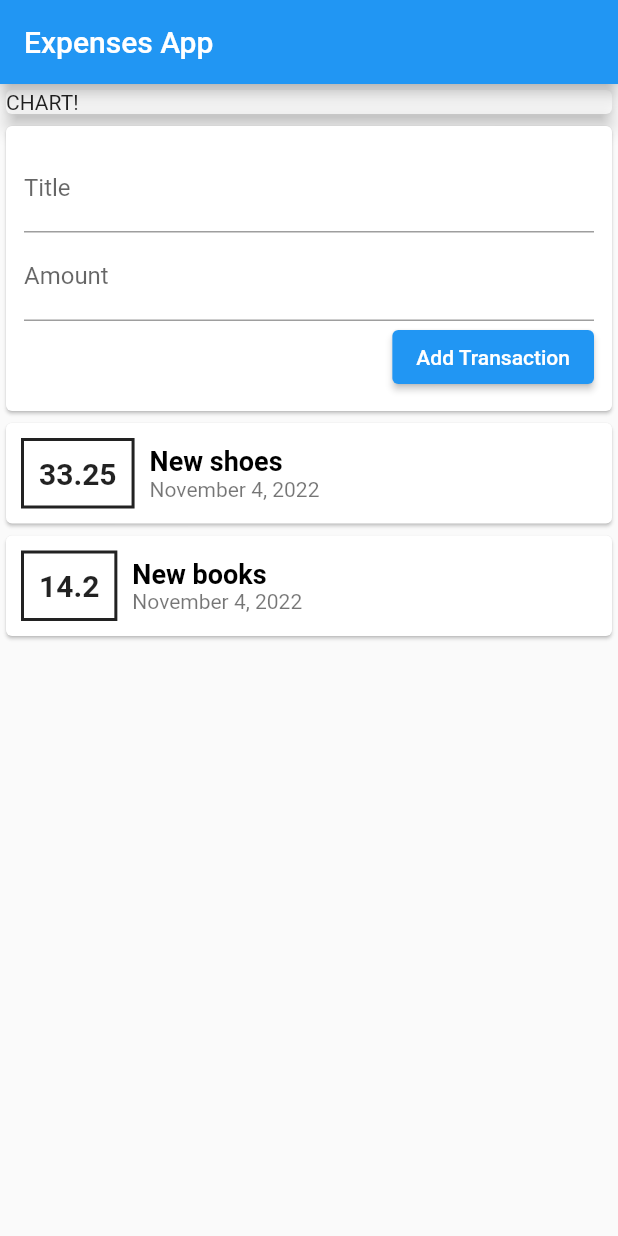
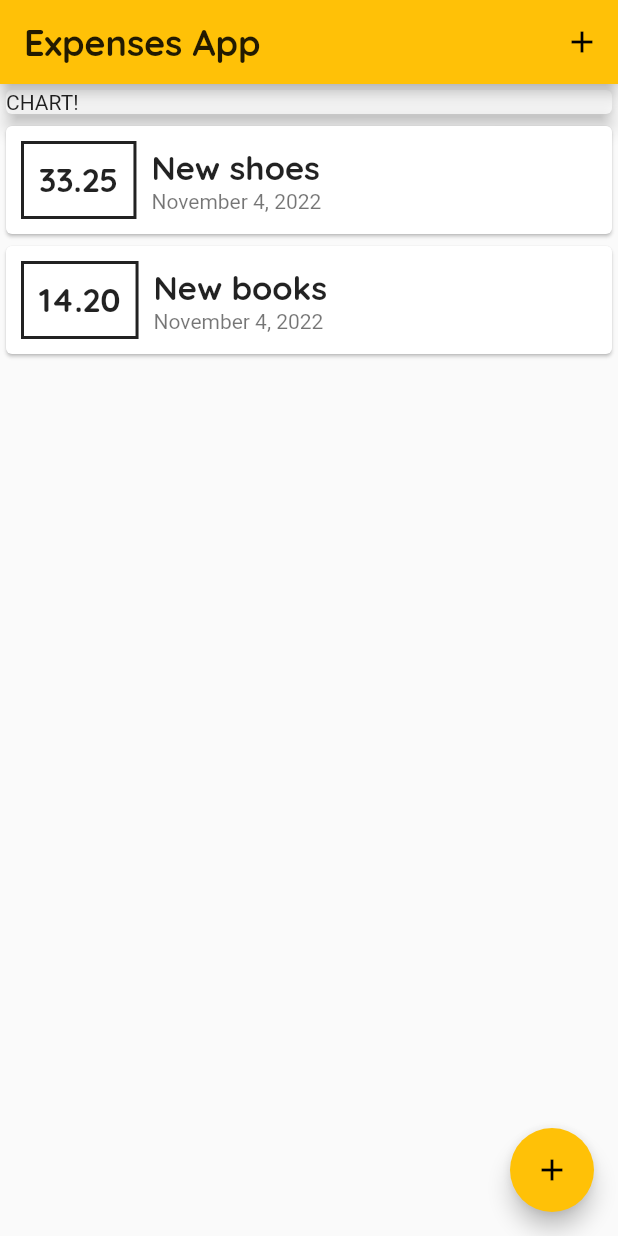
Before and after one commit to Kvitusja/expenses_tracker, a Flutter app: the screen it shows after launch, on a phone screen of 412 x 824 dp. Run offline on Flutter 3.47's test engine with Material 2 defaults, Android fonts, the phone set to English and light mode, and no system bars.

Commit message:
'add new functionality'

```diff
--- a/lib/main.dart
+++ b/lib/main.dart
@@ -1,44 +1,36 @@
-import 'package:expenses_tracker/widgets/user_transactions.dart';
+import 'package:expenses_tracker/widgets/main_screen_widget.dart';
 import 'package:flutter/material.dart';
 
-import 'models/transactions.dart';
 
 
 void main() {
-  runApp(MyApp());
+  runApp(const MyApp());
 }
 
 class MyApp extends StatelessWidget {
-
-  MyApp({super.key});
-
-   //List<Transactions> transactions;
+   const MyApp({super.key});
 
   @override
   Widget build(BuildContext context) {
     return MaterialApp(
-      home: Scaffold(
-        appBar: AppBar(
-          title: const Text('Expenses App'),
+      theme: ThemeData(
+        fontFamily: 'Quicksand',
+        textTheme: ThemeData.light().textTheme.copyWith(
+          titleLarge: const TextStyle(fontFamily: 'Quicksand',
+            color: Colors.black87,
+            fontSize: 22,
+            fontWeight: FontWeight.bold,),
         ),
-        body: SingleChildScrollView(
-          child: Column(
-            //mainAxisAlignment: MainAxisAlignment.spaceAround,
-            //crossAxisAlignment: CrossAxisAlignment.stretch,
-            children: [
-              Container(
-                width: double.infinity,
-                child: const Card(
-                  color: Colors.white70,
-                  elevation: 5,
-                  child: Text('CHART!'),
-                ),
-              ),
-              const UserTransaction(),
-            ],
-          ),
-        ),
+        primarySwatch: Colors.amber,
+        appBarTheme: const AppBarTheme(titleTextStyle:
+        TextStyle(
+          fontFamily: 'Quicksand',
+          color: Colors.black87,
+          fontSize: 24,
+          fontWeight: FontWeight.bold,
+        ),),
       ),
+      home: const MainScreenWidget(),
     );
   }
 }
--- /dev/null
+++ b/lib/widgets/main_screen_widget.dart
@@ -0,0 +1,88 @@
+import 'package:expenses_tracker/widgets/transactions_list.dart';
+import 'package:flutter/material.dart';
+import '../models/transactions.dart';
+import 'new_transaction.dart';
+
+class MainScreenWidget extends StatefulWidget {
+  const MainScreenWidget({Key? key}) : super(key: key);
+
+  @override
+  State<MainScreenWidget> createState() => _MainScreenWidgetState();
+}
+
+class _MainScreenWidgetState extends State<MainScreenWidget> {
+  final List<Transactions> userTransactions = [
+    Transactions(
+      id: 't1',
+      title: 'New shoes',
+      amount: 33.25,
+      date: DateTime.now(),
+    ),
+    Transactions(
+      id: 't2',
+      title: 'New books',
+      amount: 14.2,
+      date: DateTime.now(),
+    ),
+  ];
+
+  void _addNewTransaction(String newTitle, double newAmount) {
+    final newTransaction = Transactions(
+      title: newTitle,
+      amount: newAmount,
+      date: DateTime.now(),
+      id: DateTime.now().toString(),
+    );
+
+    setState(() {
+      userTransactions.add(newTransaction);
+    });
+  }
+
+  void _startAddNewTransaction(BuildContext context) {
+    showModalBottomSheet(
+      context: context,
+      builder: (_) {
+        return NewTransaction(addNewTransaction: _addNewTransaction);
+      },
+    );
+  }
+
+  @override
+  Widget build(BuildContext context) {
+    return Scaffold(
+      appBar: AppBar(
+        title: const Text('Expenses App'),
+        actions: [
+          IconButton(
+            onPressed: () => _startAddNewTransaction(context),
+            icon: const Icon(Icons.add),
+          ),
+        ],
+      ),
+      body: SingleChildScrollView(
+        child: Column(
+          //mainAxisAlignment: MainAxisAlignment.spaceAround,
+          //crossAxisAlignment: CrossAxisAlignment.stretch,
+          children: [
+            Container(
+              width: double.infinity,
+              child: const Card(
+                color: Colors.white70,
+                elevation: 5,
+                child: Text('CHART!'),
+              ),
+            ),
+            TransactionsList(
+              transactions: userTransactions,
+            ),
+          ],
+        ),
+      ),
+      floatingActionButton: FloatingActionButton(
+        onPressed: () => _startAddNewTransaction(context),
+        child: const Icon(Icons.add),
+      ),
+    );
+  }
+}
--- a/lib/widgets/transactions_list.dart
+++ b/lib/widgets/transactions_list.dart
@@ -24,9 +24,8 @@ class TransactionsList extends StatelessWidget {
                   margin: const EdgeInsets.all(10),
                   padding: const EdgeInsets.all(10),
                   child: Text(
-                    transactions[index].amount.toString(),
-                    style: const TextStyle(
-                        fontWeight: FontWeight.bold, fontSize: 20),
+                    transactions[index].amount.toStringAsFixed(2),
+                    style: Theme.of(context).textTheme.titleLarge,
                   ),
                 ),
                 Column(
@@ -34,10 +33,7 @@ class TransactionsList extends StatelessWidget {
                   children: [
                     Text(
                       transactions[index].title,
-                      style: const TextStyle(
-                          fontWeight: FontWeight.bold,
-                          fontSize: 18,
-                          color: Colors.black),
+                      style: Theme.of(context).textTheme.titleLarge,
                       textAlign: TextAlign.left,
                     ),
                     Text(
--- a/lib/widgets/user_transactions.dart
+++ /dev/null
@@ -1,52 +0,0 @@
-import 'package:expenses_tracker/widgets/new_transaction.dart';
-import 'package:expenses_tracker/widgets/transactions_list.dart';
-import 'package:flutter/material.dart';
-
-import '../models/transactions.dart';
-
-class UserTransaction extends StatefulWidget {
-  const UserTransaction({Key? key}) : super(key: key);
-
-  @override
-  State<UserTransaction> createState() => _UserTransactionState();
-}
-
-class _UserTransactionState extends State<UserTransaction> {
-  final List<Transactions> userTransactions = [
-    Transactions(
-      id: 't1',
-      title: 'New shoes',
-      amount: 33.25,
-      date: DateTime.now(),
-    ),
-    Transactions(
-      id: 't2',
-      title: 'New books',
-      amount: 14.2,
-      date: DateTime.now(),
-    ),
-  ];
-
-  void _addNewTransaction(String newTitle, double newAmount) {
-    final newTransaction = Transactions(
-      title: newTitle,
-      amount: newAmount,
-      date: DateTime.now(),
-      id: DateTime.now().toString(),
-    );
-
-    setState(() {
-      userTransactions.add(newTransaction);
-    });
-  }
-
-  @override
-  Widget build(BuildContext context) {
-    return Column(
-      children: [
-        NewTransaction(addNewTransaction: _addNewTransaction),
-        TransactionsList(transactions: userTransactions),
-      ],
-    );
-  }
-}
```
Also changed, not shown: lib/widgets/new_transaction.dart (+21 -8 lines), pubspec.yaml (+11 -14 lines), assets/fonts/OpenSans-Bold.ttf (added), assets/fonts/OpenSans-Regular.ttf (added), assets/fonts/Quicksand-Bold.ttf (added), assets/fonts/Quicksand-Light.ttf (added), assets/fonts/Quicksand-Medium.ttf (added), assets/fonts/Quicksand-Regular.ttf (added).
